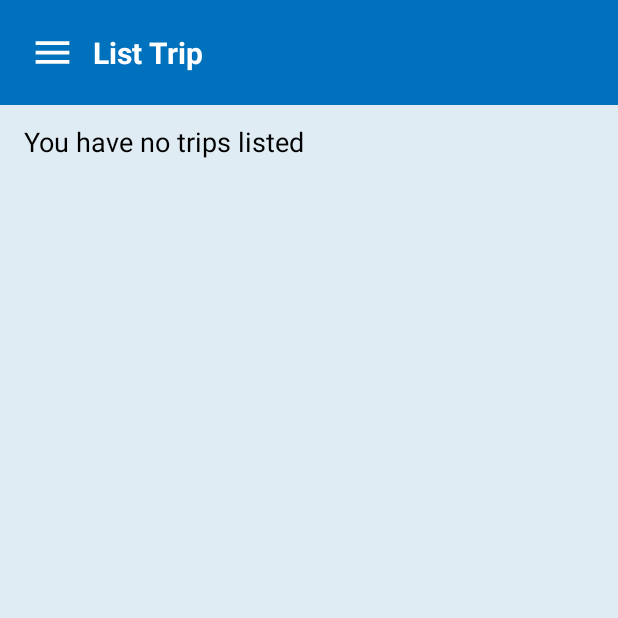
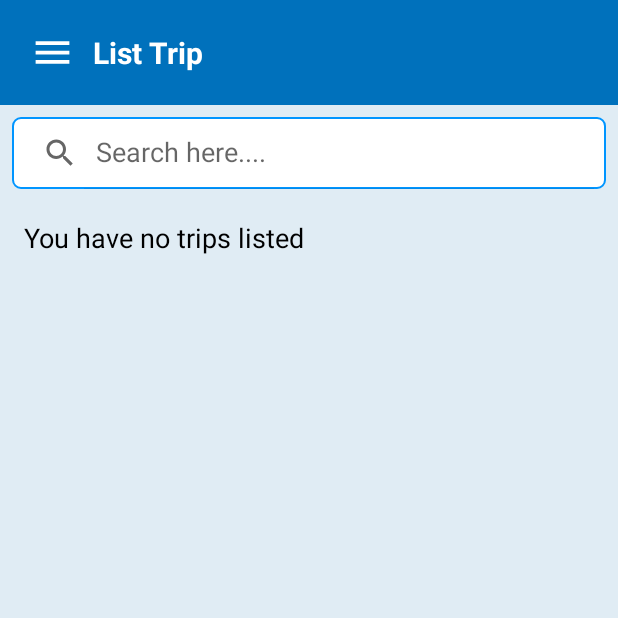
Before and after one commit to BuuMJ/ViggaExpenseApp, an Android app: the listtrip screen opened directly, with no data from a screen before it, on a phone screen of 412 x 824 dp, the top half of it. Run offline under Robolectric (Android 15) with nearby library versions, the light colour scheme and no system bars.

Commit message:
add function search

```diff
--- a/app/src/main/res/drawable/delete_button.xml
+++ b/app/src/main/res/drawable/delete_button.xml
@@ -4,5 +4,9 @@
     android:shape="rectangle">
     <corners android:radius="10dp"/>
     <solid android:color="#FC0404"/>
+    <padding android:top="12dp"
+        android:bottom="12dp"
+        android:right="12dp"
+        android:left="12dp"/>
 
 </shape>
--- /dev/null
+++ b/app/src/main/res/drawable/destiicon.xml
@@ -0,0 +1,7 @@
+<vector android:height="@dimen/icon_style" android:viewportHeight="512"
+    android:viewportWidth="512" android:width="@dimen/icon_style" xmlns:android="http://schemas.android.com/apk/res/android">
+    <path android:fillColor="#0095ff" android:pathData="M493.14,216.3c-28.29,-31.44 -44,-75.45 -44,-75.45s-15.72,44.01 -44.01,75.45c0,0 12.97,6.68 20.04,3.13c0,0 -7.08,27.12 -38.91,62.88c28.29,7.85 49.51,-5.12 49.51,-5.12v38.91h10.22h6.28h10.23V277.2c0,0 21.21,12.97 49.5,5.12c-31.83,-35.76 -38.89,-62.88 -38.89,-62.88C480.17,222.97 493.14,216.3 493.14,216.3z"/>
+    <path android:fillColor="#0095ff" android:pathData="M324.61,316.67c-137.72,-18.58 -165.81,-22.95 -112.68,-57.29c39.3,-25.4 125.93,-44.15 170.76,-58.85h-51.14V14.14h-24.62v186.38h-16.58c-64.45,12.49 -121.27,23.38 -165.46,43.41c9.02,17.82 21.93,39.73 38.16,57.76l24.44,27.16l-31.8,16.38c2.24,3.86 4.97,8.15 7.95,12.63c73.74,18.68 138.54,25.55 82.72,56.37c-69.91,38.61 -116.83,65.39 -158.05,83.63H401.47c31.48,-23.9 86.43,-68.64 95.28,-96.01C509.27,363.13 468.1,336.03 324.61,316.67z"/>
+    <path android:fillColor="#0095ff" android:pathData="M101.37,401.51c0,0 28.21,17.24 65.82,6.8c-42.32,-47.55 -51.72,-83.61 -51.72,-83.61c9.4,4.7 26.64,-4.17 26.64,-4.17c-37.61,-41.8 -58.51,-100.32 -58.51,-100.32s-20.9,58.51 -58.52,100.32c0,0 17.24,8.88 26.65,4.17c0,0 -9.41,36.05 -51.73,83.61c37.61,10.44 65.83,-6.8 65.83,-6.8v51.73h13.59h8.35h13.6V401.51z"/>
+    <path android:fillColor="#0095ff" android:pathData="M462.68,104.17c0.76,-1.39 0.67,-3.14 -0.22,-4.47l-24.65,-36.97c-0.96,-1.46 -0.96,-3.37 0,-4.83l24.65,-36.96c0.89,-1.35 0.98,-3.07 0.22,-4.48c-0.77,-1.41 -2.25,-2.3 -3.85,-2.3H343.86v92.35h114.96C460.43,106.49 461.9,105.58 462.68,104.17z"/>
+</vector>
--- /dev/null
+++ b/app/src/main/res/drawable/durationicon.xml
@@ -0,0 +1,4 @@
+<vector android:height="@dimen/icon_style" android:viewportHeight="24"
+    android:viewportWidth="24" android:width="@dimen/icon_style" xmlns:android="http://schemas.android.com/apk/res/android">
+    <path android:fillColor="#0095ff" android:pathData="M20,3a1,1 0,0 0,0 -2L4,1A1,1 0,0 0,4 3L5.049,3c0.146,1.836 0.743,5.75 3.194,8 -2.585,2.511 -3.111,7.734 -3.216,10L4,21a1,1 0,0 0,0 2L20,23a1,1 0,0 0,0 -2L18.973,21c-0.105,-2.264 -0.631,-7.487 -3.216,-10 2.451,-2.252 3.048,-6.166 3.194,-8ZM13.58,10.126a1,1 0,0 0,0.035 1.767c2.437,1.228 3.2,6.311 3.355,9.107L7.03,21c0.151,-2.8 0.918,-7.879 3.355,-9.107a1,1 0,0 0,0.035 -1.767C7.881,8.717 7.227,4.844 7.058,3h9.884C16.773,4.844 16.119,8.717 13.58,10.126ZM12,13s3,2.4 3,3.6L15,20L9,20L9,16.6C9,15.4 12,13 12,13Z"/>
+</vector>
--- a/app/src/main/res/drawable/edit_button.xml
+++ b/app/src/main/res/drawable/edit_button.xml
@@ -4,5 +4,9 @@
     android:shape="rectangle">
     <corners android:radius="10dp"/>
     <solid android:color="@color/btnColor"/>
+    <padding android:top="12dp"
+            android:bottom="12dp"
+            android:right="12dp"
+            android:left="12dp"/>
 
 </shape>
--- /dev/null
+++ b/app/src/main/res/drawable/parkingicon.xml
@@ -0,0 +1,6 @@
+<vector android:height="@dimen/icon_style" android:viewportHeight="272.52"
+    android:viewportWidth="272.52" android:width="@dimen/icon_style" xmlns:android="http://schemas.android.com/apk/res/android">
+    <path android:fillColor="#0095ff" android:pathData="M193.26,118.06c-0.88,0 -1.78,0.13 -2.68,0.37l-10.17,2.8L169.85,95.5c-2.99,-7.29 -11.84,-13.22 -19.72,-13.22h-98.85c-7.88,0 -16.72,5.93 -19.72,13.22l-10.55,25.69l-10.05,-2.77c-0.9,-0.25 -1.8,-0.37 -2.68,-0.37c-4.81,0 -8.3,3.67 -8.3,8.73v6c0,5.91 4.81,10.71 10.71,10.71h1.15l-1.71,4.15c-2.78,6.77 -5.04,18.24 -5.04,25.56v51.12c0,5.91 4.81,10.71 10.71,10.71h13.99c5.91,0 10.71,-4.81 10.71,-10.71v-12.76h120.36v12.76c0,5.91 4.81,10.71 10.71,10.71h13.99c5.91,0 10.71,-4.81 10.71,-10.71V173.21c0,-7.32 -2.26,-18.79 -5.04,-25.56l-1.71,-4.15h1.29c5.91,0 10.71,-4.81 10.71,-10.71v-6C201.56,121.73 198.07,118.06 193.26,118.06zM28.7,137.68l15.98,-38.92c1.79,-4.36 7.11,-7.93 11.82,-7.93h88.42c4.71,0 10.03,3.57 11.82,7.93l15.98,38.92c1.79,4.36 -0.6,7.93 -5.32,7.93H34.01C29.3,145.61 26.91,142.04 28.7,137.68zM64.36,186.91c0,2.36 -1.93,4.28 -4.28,4.28H29.73c-2.36,0 -4.28,-1.93 -4.28,-4.28v-14.57c0,-2.36 1.93,-4.28 4.28,-4.28h30.35c2.36,0 4.28,1.93 4.28,4.28V186.91zM175.68,186.91c0,2.36 -1.93,4.28 -4.28,4.28h-30.35c-2.36,0 -4.28,-1.93 -4.28,-4.28v-14.57c0,-2.36 1.93,-4.28 4.28,-4.28h30.35c2.36,0 4.28,1.93 4.28,4.28V186.91z"/>
+    <path android:fillColor="#0095ff" android:pathData="M259.13,37.49H208.39c-7.39,0 -13.4,6.01 -13.4,13.4v50.74c0,7.39 6.01,13.4 13.4,13.4h20.37v113.87c0,2.76 2.24,5 5,5c2.76,0 5,-2.24 5,-5V115.02h20.37c7.39,0 13.4,-6.01 13.4,-13.4V50.88C272.52,43.5 266.51,37.49 259.13,37.49zM247.63,79.55c-2.92,2.63 -7.22,3.96 -12.77,3.96h-7.35c-0.88,0 -1.6,0.72 -1.6,1.6v12.39c0,1.35 -1.1,2.44 -2.44,2.44h-5.56c-1.35,0 -2.44,-1.1 -2.44,-2.44V55.01c0,-1.35 1.1,-2.44 2.44,-2.44h14.02c9.28,0 12.75,1.4 15.6,3.82c3,2.55 4.53,6.45 4.53,11.61C252.05,73.02 250.56,76.91 247.63,79.55z"/>
+    <path android:fillColor="#0095ff" android:pathData="M239.68,62.83c-1.36,-1.02 -3.76,-1.54 -7.13,-1.54h-5.04c-0.88,0 -1.6,0.72 -1.6,1.6v10.18c0,0.88 0.72,1.6 1.6,1.6h3.02c1.11,0 2.9,-0.08 3.99,-0.18c1.06,-0.1 4.06,-0.53 5.16,-1.36c1.32,-1 1.99,-2.72 1.99,-5.13C241.67,65.56 241,63.82 239.68,62.83z"/>
+</vector>
--- /dev/null
+++ b/app/src/main/res/drawable/search.xml
@@ -0,0 +1,5 @@
+<vector android:height="24dp" android:tint="#000000"
+    android:viewportHeight="24" android:viewportWidth="24"
+    android:width="24dp" xmlns:android="http://schemas.android.com/apk/res/android">
+    <path android:fillColor="@android:color/white" android:pathData="M15.5,14h-0.79l-0.28,-0.27C15.41,12.59 16,11.11 16,9.5 16,5.91 13.09,3 9.5,3S3,5.91 3,9.5 5.91,16 9.5,16c1.61,0 3.09,-0.59 4.23,-1.57l0.27,0.28v0.79l5,4.99L20.49,19l-4.99,-5zM9.5,14C7.01,14 5,11.99 5,9.5S7.01,5 9.5,5 14,7.01 14,9.5 11.99,14 9.5,14z"/>
+</vector>
--- /dev/null
+++ b/app/src/main/res/drawable/search_style.xml
@@ -0,0 +1,7 @@
+<?xml version="1.0" encoding="utf-8"?>
+<shape xmlns:android="http://schemas.android.com/apk/res/android">
+    <corners android:radius="5dp"/>
+    <stroke android:color="@color/btnColor"
+           android:width="1dp"/>
+    <solid android:color="@color/white"/>
+</shape>
--- /dev/null
+++ b/app/src/main/res/drawable/starticon.xml
@@ -0,0 +1,9 @@
+<vector xmlns:android="http://schemas.android.com/apk/res/android"
+    android:width="@dimen/icon_style"
+    android:height="@dimen/icon_style"
+    android:viewportWidth="16"
+    android:viewportHeight="16">
+  <path
+      android:pathData="M6,7H4v2h2V7zM6,10H4v2h2V10zM9,7H7v2h2V7zM9,10H7v2h2V10zM12,7h-2v2h2V7zM12,10h-2v2h2V10zM15,2h-1v2h-3V2H5v2H2V2H1C0.447,2 0,2.447 0,3v11c0,0.553 0.447,1 1,1h14c0.553,0 1,-0.447 1,-1V3C16,2.447 15.553,2 15,2zM14,13H2V6h12V13zM4,0.494C4,0.222 3.778,0 3.506,0H3.497C3.222,0 3,0.222 3,0.494V3h1V0.494zM13,0.494C13,0.222 12.778,0 12.506,0h-0.009C12.222,0 12,0.222 12,0.494V3h1V0.494z"
+      android:fillColor="#0095ff"/>
+</vector>
--- a/app/src/main/res/layout/activity_home.xml
+++ b/app/src/main/res/layout/activity_home.xml
@@ -64,9 +64,9 @@
                 android:layout_width="match_parent"
                 android:layout_height="350dp"
                 android:layout_alignParentBottom="true"
+                android:background="@drawable/footerhomestyle"
                 android:orientation="vertical"
-                app:backgroundTint="@null"
-                android:background="@drawable/footerhomestyle">
+                app:backgroundTint="@null">
 
                 <LinearLayout
                     android:layout_width="match_parent"
--- a/app/src/main/res/layout/activity_listtrip.xml
+++ b/app/src/main/res/layout/activity_listtrip.xml
@@ -14,6 +14,16 @@ tools:context=".listtrip">
         android:orientation="vertical">
 
         <include layout="@layout/toolbar" />
+
+        <androidx.appcompat.widget.SearchView
+            android:id="@+id/searchView"
+            android:layout_width="match_parent"
+            android:layout_height="wrap_content"
+            android:layout_margin="8dp"
+            app:queryHint="Search here...."
+            android:background="@drawable/search_style"
+            app:backgroundTint="@null"
+            app:iconifiedByDefault="false"/>
 
         <ScrollView
             android:layout_width="match_parent"
--- a/app/src/main/res/values/strings.xml
+++ b/app/src/main/res/values/strings.xml
@@ -1,5 +1,5 @@
 <resources>
-    <string name="app_name"></string>
+    <string name="app_name">Vigga-Hike</string>
     <string name="main_name">Vigga-Hike</string>
     <!-- TODO: Remove or change this placeholder text -->
     <string name="hello_blank_fragment">Hello blank fragment</string>
@@ -16,4 +16,5 @@
         <item value="3">Difficulty</item>
         <item value="4">Very Difficult</item>
     </string-array>
+    <dimen name="icon_style">30dp</dimen>
 </resources>
```
Also changed, not shown: app/src/main/java/com/example/viggaexpense/listtrip.java (+284 -24 lines), app/src/main/res/layout/activity_detailtrip.xml (+13 -3 lines), app/src/main/res/drawable/hikingheader.jpg (added).
